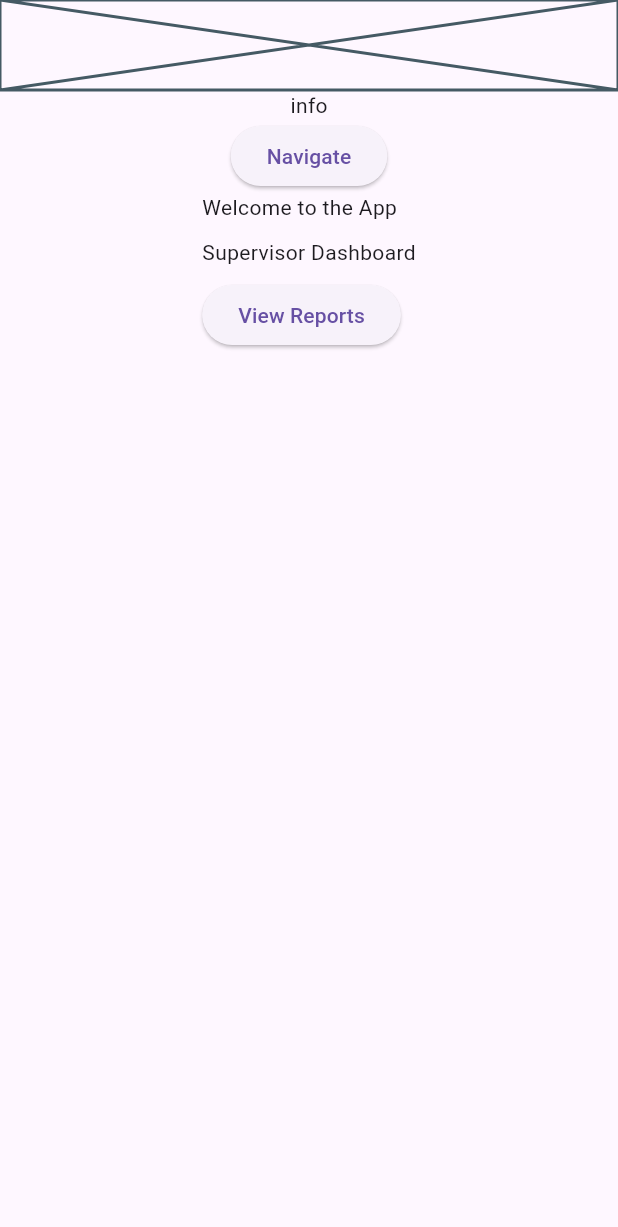
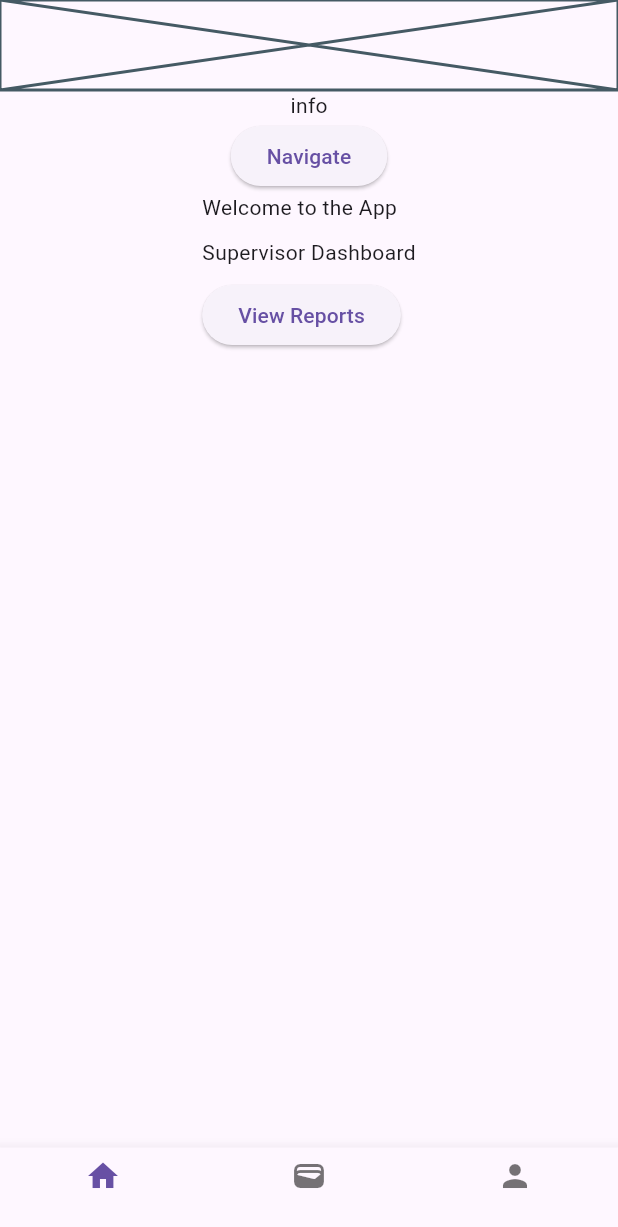
Before and after one commit to afaq35202/flutter_scalable_app_architecture, a Flutter app: the screen it shows after launch, on a phone screen of 412 x 824 dp. Shown: the top 1227 px of the screen. Run offline on Flutter 3.47's test engine with Material 3 defaults, Android fonts, the light colour scheme and no system bars; our stand-ins replace dio, flutter_riverpod, go_router.

Commit message:
Refactor: Update routing, theming, and shared widgets
- Expanded `Routes` to include login, forget password, tasks listing, and task details routes.
- Updated `router.dart` to incorporate new login and forget password routes.
- Renamed `DimensionsRounded.smallWidgetsRoundness` to `smallRoundness` and added `mediumRoundness` and `largeRoundness`.
- Updated `ReusableLinearProgressLoader` to use `DimensionsRounded.smallRoundness`.
- Added `bottomNavigationBar` parameter to `ReusableScaffold`.
- Implemented `ReusableInputField` widget.
- Updated `GlobalTextTheme` with Material Design 3 type scale.
- Set `InputDecorationTheme.hintStyle` to use `GlobalTextTheme.textTheme.bodySmall`.
- Added a basic `BottomNavigationBar` to `HomeMobile`.
- Created placeholder pages for `LoginPage` and `ForgetPasswordPage`.
- Added empty mobile layout files for login and forget password features.

```diff
--- a/lib/app/routing/router.dart
+++ b/lib/app/routing/router.dart
@@ -1,5 +1,7 @@
 import 'package:dobby/app/routing/routes.dart';
 import 'package:dobby/features/app_initializer/presentation/app_initializer_page.dart';
+import 'package:dobby/features/authentication/presentation/forget_password/forget_password_page.dart';
+import 'package:dobby/features/authentication/presentation/login/login_page.dart';
 import 'package:dobby/features/home/presentation/home_page.dart';
 import 'package:flutter/cupertino.dart';
 import 'package:go_router/go_router.dart';
@@ -16,6 +18,16 @@ final router = GoRouter(
     GoRoute(
       path: Routes.appInitializer,
       builder: (context, state) => const AppInitializerPage(),
+    ),
+    GoRoute(
+      path: Routes.login,
+      builder: (context, state) => const LoginPage(),
+      routes: [
+        GoRoute(
+          path: Routes.forgetPasswordRelative,
+          builder: (context, state) => const ForgetPasswordPage(),
+        ),
+      ],
     ),
     GoRoute(
       path: Routes.home,
--- a/lib/app/routing/routes.dart
+++ b/lib/app/routing/routes.dart
@@ -1,7 +1,25 @@
 abstract final class Routes {
   static const appInitializer = '/';
 
+  //---login
+  static const login = "/login";
+
+  static const forgetPasswordRelative = "forget_password";
+  static const forgetPassword = "$login/$forgetPasswordRelative}";
+
+  //---login end
+
+  //---home
   static const home = "/home";
+
   static const machinesListingRelative = "machines_listing";
   static const machinesListing = "$home/$machinesListingRelative";
+
+  static const tasksListingRelative = "tasks_listing";
+  static const tasksListing = "$home/$tasksListingRelative";
+
+  static const tasksDetailsRelative = "tasks_details";
+  static const tasksDetails = "$tasksListing/$tasksDetailsRelative";
+
+  //---home end
 }
--- a/lib/app/theming/dimens/rounded_dimensions.dart
+++ b/lib/app/theming/dimens/rounded_dimensions.dart
@@ -1,3 +1,5 @@
-abstract final class DimensionsRounded{
-  static const double smallWidgetsRoundness = 12;
+abstract final class DimensionsRounded {
+  static const double smallRoundness = 12;
+  static const double mediumRoundness = 14;
+  static const double largeRoundness = 16;
 }
--- a/lib/app/theming/theme/text_theme.dart
+++ b/lib/app/theming/theme/text_theme.dart
@@ -5,47 +5,47 @@ import '../colors/app_colors.dart';
 abstract final class GlobalTextTheme {
   static final TextTheme textTheme = TextTheme(
     displayLarge: TextStyle(
+      fontSize: 57,
+      fontWeight: FontWeight.bold,
+      color: AppColors.kTextColor,
+    ),
+    displayMedium: TextStyle(
+      fontSize: 45,
+      fontWeight: FontWeight.bold,
+      color: AppColors.kTextColor,
+    ),
+    displaySmall: TextStyle(
+      fontSize: 36,
+      fontWeight: FontWeight.w600,
+      color: AppColors.kTextColor,
+    ),
+    headlineLarge: TextStyle(
       fontSize: 32,
       fontWeight: FontWeight.bold,
       color: AppColors.kTextColor,
     ),
-    displayMedium: TextStyle(
+    headlineMedium: TextStyle(
       fontSize: 28,
-      fontWeight: FontWeight.bold,
+      fontWeight: FontWeight.w600,
       color: AppColors.kTextColor,
     ),
-    displaySmall: TextStyle(
+    headlineSmall: TextStyle(
       fontSize: 24,
       fontWeight: FontWeight.w600,
       color: AppColors.kTextColor,
     ),
-    headlineLarge: TextStyle(
+    titleLarge: TextStyle(
       fontSize: 22,
-      fontWeight: FontWeight.bold,
-      color: AppColors.kTextColor,
-    ),
-    headlineMedium: TextStyle(
-      fontSize: 20,
-      fontWeight: FontWeight.w600,
-      color: AppColors.kTextColor,
-    ),
-    headlineSmall: TextStyle(
-      fontSize: 18,
-      fontWeight: FontWeight.w600,
-      color: AppColors.kTextColor,
-    ),
-    titleLarge: TextStyle(
-      fontSize: 16,
       fontWeight: FontWeight.w600,
       color: AppColors.kTextColor,
     ),
     titleMedium: TextStyle(
-      fontSize: 14,
+      fontSize: 16,
       fontWeight: FontWeight.w500,
       color: AppColors.kTextColor,
     ),
     titleSmall: TextStyle(
-      fontSize: 13,
+      fontSize: 14,
       fontWeight: FontWeight.w500,
       color: AppColors.kTextColor,
     ),
@@ -58,6 +58,6 @@ abstract final class GlobalTextTheme {
       color: AppColors.kTextColor,
     ),
     labelMedium: TextStyle(fontSize: 12, color: AppColors.kTextColor),
-    labelSmall: TextStyle(fontSize: 10, color: AppColors.kTextColor),
+    labelSmall: TextStyle(fontSize: 11, color: AppColors.kTextColor),
   );
 }
--- a/lib/app/theming/theme/theming.dart
+++ b/lib/app/theming/theme/theming.dart
@@ -5,15 +5,9 @@
 import 'package:dobby/app/theming/theme/text_theme.dart';
 import 'package:flutter/material.dart';
 
-
 abstract final class AppTheme {
-  static const _inputDecorationTheme = InputDecorationTheme(
-    hintStyle: TextStyle(
-      // grey3 works for both light and dark themes
-      fontSize: 18.0,
-      fontWeight: FontWeight.w400,
-    ),
-  );
+  static final InputDecorationTheme _inputDecorationTheme =
+      InputDecorationTheme(hintStyle: GlobalTextTheme.textTheme.bodySmall);
 
   static ThemeData lightTheme = ThemeData(
     brightness: Brightness.light,
--- a/lib/features/home/presentation/pages/home_mobile.dart
+++ b/lib/features/home/presentation/pages/home_mobile.dart
@@ -29,6 +29,13 @@ class HomeMobile extends StatelessWidget {
           ],
         ),
       ),
+      bottomNavigationBar: BottomNavigationBar(
+        items: [
+          BottomNavigationBarItem(icon: Icon(Icons.home), label: ''),
+          BottomNavigationBarItem(icon: Icon(Icons.wallet), label: ''),
+          BottomNavigationBarItem(icon: Icon(Icons.person), label: ''),
+        ],
+      ),
     );
   }
 }
--- a/lib/shared/widgets/clickables/reusable_button.dart
+++ b/lib/shared/widgets/clickables/reusable_button.dart
@@ -14,6 +14,9 @@ class ReusableButton extends StatelessWidget {
 
   @override
   Widget build(BuildContext context) {
-    return ElevatedButton(onPressed: onPressed, child: child ?? Text(text??''));
+    return ElevatedButton(
+      onPressed: onPressed,
+      child: child ?? Text(text ?? ''),
+    );
   }
 }
--- a/lib/shared/widgets/loaders/reusable_linear_progress_loader.dart
+++ b/lib/shared/widgets/loaders/reusable_linear_progress_loader.dart
@@ -15,7 +15,7 @@ class ReusableLinearProgressLoader extends StatelessWidget {
       height: height,
       child: LinearProgressIndicator(
         borderRadius: BorderRadius.circular(
-          DimensionsRounded.smallWidgetsRoundness,
+          DimensionsRounded.smallRoundness,
         ),
       ),
     );
--- a/lib/shared/widgets/scaffold/reusable_scaffold.dart
+++ b/lib/shared/widgets/scaffold/reusable_scaffold.dart
@@ -6,11 +6,21 @@ import 'package:flutter/material.dart';
 class ReusableScaffold extends StatelessWidget {
   final ReusableAppBar? appBar;
   final ReusableBody? body;
+  final Widget? bottomNavigationBar;
 
-  const ReusableScaffold({super.key, this.appBar, this.body});
+  const ReusableScaffold({
+    super.key,
+    this.appBar,
+    this.body,
+    this.bottomNavigationBar,
+  });
 
   @override
   Widget build(BuildContext context) {
-    return Scaffold(appBar: appBar, body: body);
+    return Scaffold(
+      appBar: appBar,
+      body: body,
+      bottomNavigationBar: bottomNavigationBar,
+    );
   }
 }
```
Also changed, not shown: lib/features/authentication/presentation/forget_password/forget_password_page.dart (added, +14 -0 lines), lib/features/authentication/presentation/login/login_page.dart (added, +12 -0 lines), lib/shared/widgets/inputs/reusable_input_field.dart (+16 -0 lines), lib/features/authentication/presentation/forget_password/pages/forget_password_mobile.dart (added), lib/features/authentication/presentation/login/pages/login_mobile.dart (added).
